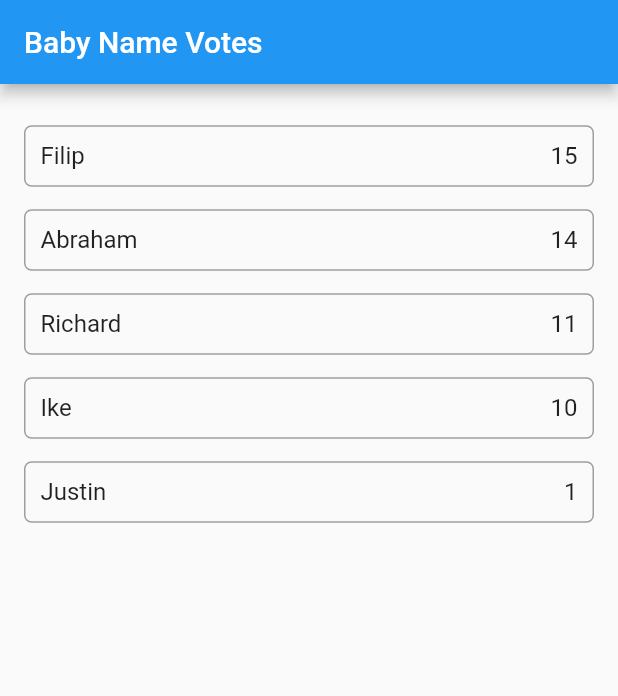
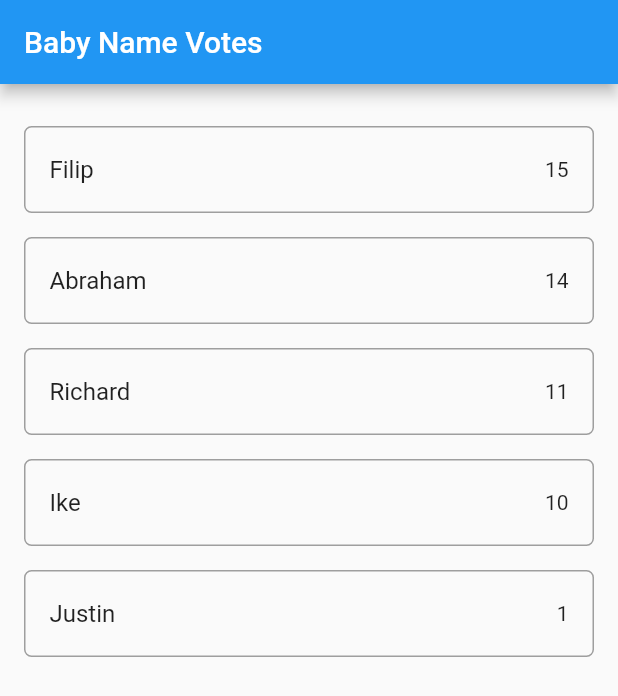
Before and after one commit to filiph/baby_names, a Flutter app: the screen it shows after launch, on a phone screen of 412 x 824 dp. Shown: the top 696 px of the screen. Run offline on Flutter 3.47's test engine with Material 2 defaults, Android fonts, the phone set to English and light mode, and no system bars; our stand-ins replace cloud_firestore; accounts and stored records are empty.

Commit message:
Use ListTile to do the layout

```diff
--- a/lib/main.dart
+++ b/lib/main.dart
@@ -32,38 +32,41 @@ class _MyHomePageState extends State<MyHomePage> {
   @override
   Widget build(BuildContext context) {
     return Scaffold(
-        appBar: AppBar(title: Text('Baby Name Votes')),
-        body: _buildBody(context));
+      appBar: AppBar(title: Text('Baby Name Votes')),
+      body: _buildBody(context),
+    );
   }
 
   Widget _buildBody(BuildContext context) {
+    return _buildList(context);
+  }
+
+  Widget _buildList(BuildContext context) {
     return ListView.builder(
       itemCount: dummySnapshot.length,
       padding: const EdgeInsets.only(top: 20.0),
-      itemBuilder: (context, index) {
-        return _buildListItem(context, Record.fromMap(dummySnapshot[index]));
-      },
+      itemBuilder: (context, index) => _buildListItem(
+            context,
+            Record.fromMap(dummySnapshot[index]),
+          ),
     );
   }
 
   Widget _buildListItem(BuildContext context, Record record) {
-    return ListTile(
-      title: Container(
+    return Padding(
+      key: ValueKey(record.name),
+      padding: const EdgeInsets.symmetric(horizontal: 16.0, vertical: 8.0),
+      child: Container(
         decoration: BoxDecoration(
           border: Border.all(color: Colors.grey),
           borderRadius: BorderRadius.circular(5.0),
         ),
-        padding: const EdgeInsets.all(10.0),
-        child: Row(
-          children: [
-            Expanded(
-              child: Text(record.name),
-            ),
-            Text(record.votes.toString()),
-          ],
+        child: ListTile(
+          title: Text(record.name),
+          trailing: Text(record.votes.toString()),
+          onTap: () => print(record),
         ),
       ),
-      onTap: () => print(record),
     );
   }
 }
```
